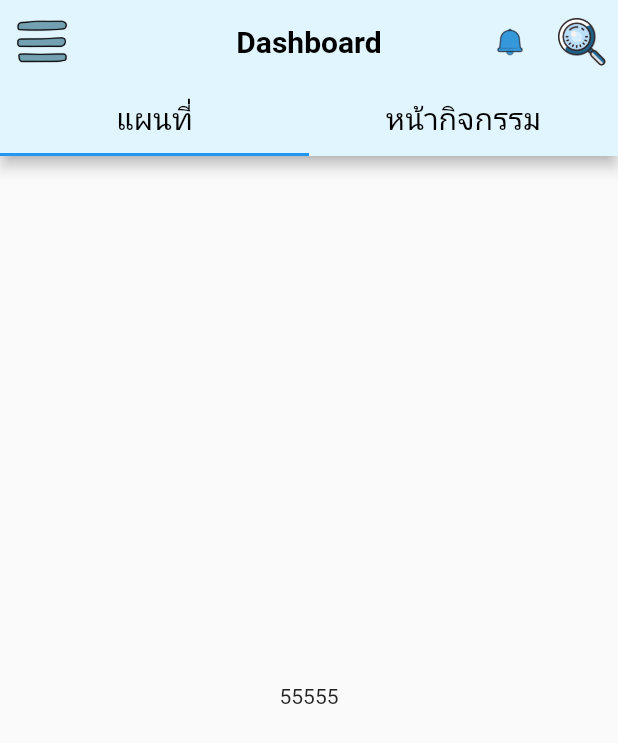
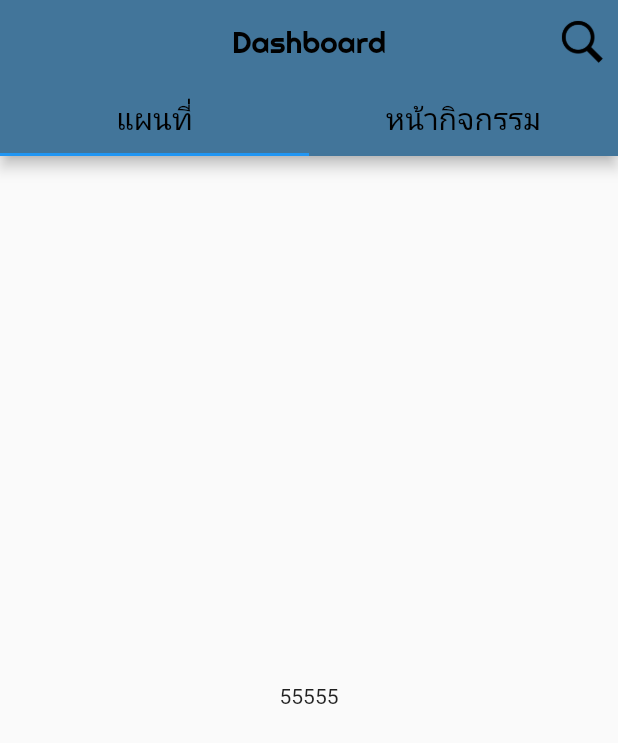
Before and after one commit to dudkinox/FlutterMobileAppTeleDWR, a Flutter app: the EventPage screen opened directly, after a tap on "หมวดหมู่ลุ่มแม่น้ำ", on a phone screen of 412 x 824 dp. Shown: the top 743 px of the screen. Run offline on Flutter 3.47's test engine with Material 2 defaults, Android fonts, the phone set to English and light mode, and no system bars; our stand-ins replace fluttertoast; missing offline and left inert: bezier_chart, flutter_glow.

Commit message:
Update 29/5/2564 17.37น.

```diff
--- a/lib/components/eventmenu/Eventpage.dart
+++ b/lib/components/eventmenu/Eventpage.dart
@@ -1,6 +1,5 @@
 import 'package:dwr0001/components/body.dart';
-
-import '../../screen/welcome/welcome.dart';
+import '../../constants.dart';
 import 'package:flutter/material.dart';
 import 'package:flutter/rendering.dart';
 import 'MainBox.dart';
@@ -14,11 +13,12 @@ class EventPage extends StatelessWidget {
       height: size.height,
       width: double.infinity,
       child: Scaffold(
+          backgroundColor: backgroundmainColor,
           body: Column(
             children: [
               SizedBox(height: 20),
               Mainbox(
-            height: 100,
+                height: 150,
                 width: 377,
                 title: "หมวดหมู่ลุ่มแม่น้ำ",
                 color: Colors.green,
@@ -83,12 +83,14 @@ class EventPage extends StatelessWidget {
                 flex: 1,
                 child: Container(
                   decoration: BoxDecoration(
-                color: Colors.lightBlue[50],
+                    color: titlebarColor,
                   ),
                   height: 127,
                   width: 450,
                   child: IconButton(
-                  icon: Image.asset('assets/images/home.png'),
+                      icon: Image.asset(
+                        'assets/images/home.png',
+                      ),
                       onPressed: () {
                         Navigator.of(context).pushReplacement(
                           MaterialPageRoute(builder: (context) => Mainbody()),
--- a/lib/components/river/River.dart
+++ b/lib/components/river/River.dart
@@ -2,6 +2,7 @@ import 'package:dwr0001/Application/OverViewPage.dart';
 import 'package:dwr0001/components/body.dart';
 import 'package:dwr0001/components/eventmenu/MainBox.dart';
 import 'package:flutter/material.dart';
+import '../../constants.dart';
 
 class River extends StatelessWidget {
   @override
@@ -13,22 +14,19 @@ class River extends StatelessWidget {
         length: 2,
         child: Scaffold(
             appBar: AppBar(
-              backgroundColor: Colors.lightBlue[50],
+              backgroundColor: titlebarColor,
               title: Text('Dashboard',
                   style: TextStyle(
                       fontSize: 20,
                       color: Colors.black,
-                      fontWeight: FontWeight.bold)),
-              leading: IconButton(
-                icon: Image.asset('assets/images/menu.png'),
-                onPressed: () {},
-              ),
+                      fontFamily: 'Righteous',
+                      decoration: TextDecoration.none)),
               actions: <Widget>[
                 IconButton(
-                    icon: Image.asset('assets/images/bell.png'),
-                    onPressed: () {}),
-                IconButton(
-                    icon: Image.asset('assets/images/search.png'),
+                    icon: Image.asset(
+                      'assets/images/search.png',
+                      color: Colors.black,
+                    ),
                     onPressed: () {}),
               ],
               centerTitle: true,
@@ -36,15 +34,17 @@ class River extends StatelessWidget {
                 Tab(
                     child: Text('แผนที่',
                         style: TextStyle(
-                          fontSize: 20,
-                          color: Colors.black,
-                        ))),
+                            fontSize: 20,
+                            color: Colors.black,
+                            fontFamily: 'Righteous',
+                            decoration: TextDecoration.none))),
                 Tab(
                     child: Text('หน้ากิจกรรม',
                         style: TextStyle(
-                          fontSize: 20,
-                          color: Colors.black,
-                        ))),
+                            fontSize: 20,
+                            color: Colors.black,
+                            fontFamily: 'Righteous',
+                            decoration: TextDecoration.none))),
               ]),
             ),
             body: TabBarView(
@@ -64,8 +64,8 @@ class ListRiver extends StatelessWidget {
   @override
   Widget build(BuildContext context) {
     return Scaffold(
-      body: Padding(
-        padding: const EdgeInsets.symmetric(horizontal: 10.0),
+      body: Container(
+        color: backgroundmainColor,
         child: Column(
           crossAxisAlignment: CrossAxisAlignment.center,
           children: [
@@ -145,7 +145,7 @@ class ListRiver extends StatelessWidget {
               flex: 1,
               child: Container(
                 decoration: BoxDecoration(
-                  color: Colors.lightBlue[50],
+                  color: titlebarColor,
                 ),
                 height: 110,
                 width: 450,
--- a/lib/constants.dart
+++ b/lib/constants.dart
@@ -1,4 +1,4 @@
 import 'package:flutter/material.dart';
 
-Color backgroundstartColor = Color(0xFFE1F5FE);
-Color backgroundendColor = Color(0xFF42A5F5);
+Color titlebarColor = Color(0xFF42759A);
+Color backgroundmainColor = Color(0xFFE2F3FF);
--- a/lib/main.dart
+++ b/lib/main.dart
@@ -9,6 +9,7 @@ class MyApp extends StatelessWidget {
   @override
   Widget build(BuildContext context) {
     return MaterialApp(
+        debugShowCheckedModeBanner: false,
         title: 'mytitle',
         theme: ThemeData(primarySwatch: Colors.cyan),
         home: Welcome());
--- a/pubspec.yaml
+++ b/pubspec.yaml
@@ -32,9 +32,10 @@ dependencies:
   cupertino_icons: ^1.0.2
   http: ^0.13.1
   font_awesome_flutter: ^9.0.0
-
+  fluttertoast: ^8.0.7
   bezier_chart: ^1.0.16
   flutter_glow: ^0.2.0
+
 
 
 dev_dependencies:
@@ -69,8 +70,6 @@ flutter:
     - images/ic_launcher.png
     - assets/images/bg.png
     - assets/images/bg2.png
-    - assets/images/bell.png
-    - assets/images/menu.png
     - assets/images/search.png
     - assets/images/home.png
 
```
Also changed, not shown: lib/components/body.dart (+61 -24 lines), lib/screen/welcome/welcome.dart (+33 -5 lines), assets/images/bell.png (deleted), assets/images/menu.png (deleted), assets/images/picture1.jpg (deleted), assets/images/picture2.jpg (deleted), assets/images/picture3.jpg (deleted), assets/images/picture4.jpg (deleted), assets/images/search.png, pubspec.lock. Lines whose indentation alone changed are shown as unchanged.
